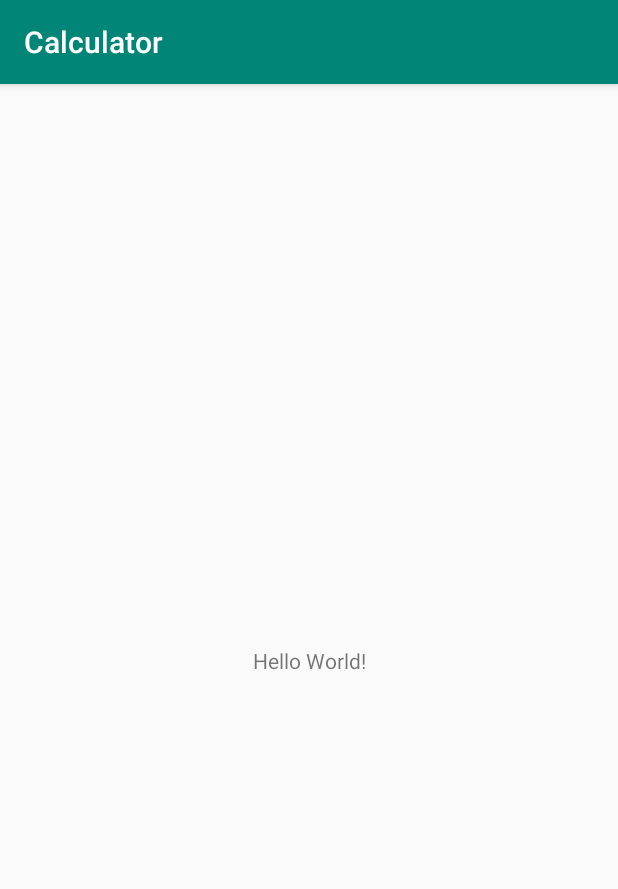
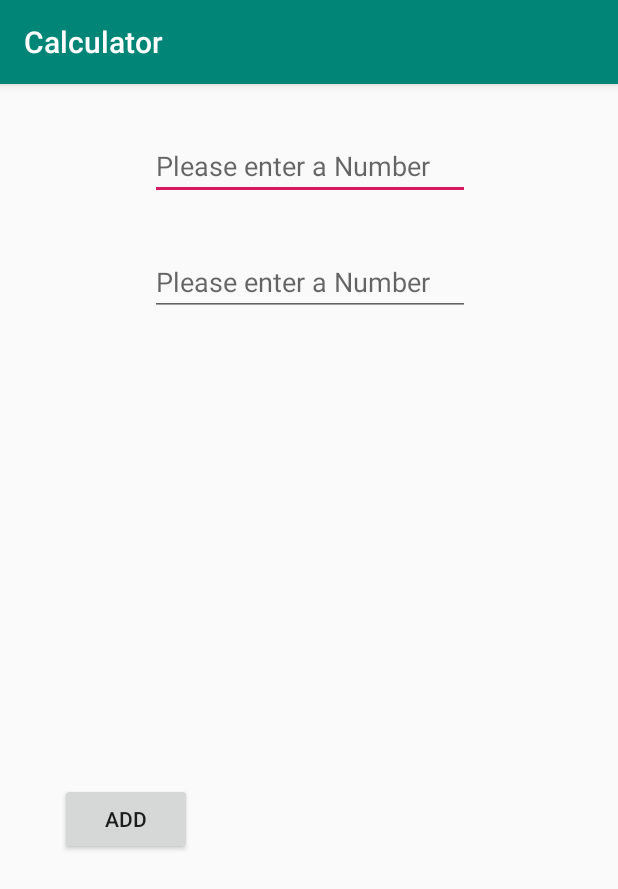
Before and after one commit to recursiveinfinity/Calculator, an Android app: the screen it shows after launch (MainActivity), on a phone screen of 412 x 824 dp. Shown: the top 889 px of the screen. Run offline under Robolectric (Android 15) with nearby library versions, the phone set to English and light mode, and no system bars.

Commit message:
Implemented Add function

```diff
--- a/app/src/main/java/com/example/sidd/calculator/MainActivity.java
+++ b/app/src/main/java/com/example/sidd/calculator/MainActivity.java
@@ -1,15 +1,55 @@
 package com.example.sidd.calculator;
 
+import android.support.constraint.ConstraintLayout;
 import android.support.v7.app.AppCompatActivity;
 import android.os.Bundle;
+import android.view.View;
+import android.widget.Button;
+import android.widget.EditText;
+import android.widget.TextView;
+import android.widget.Toast;
 
 public class MainActivity extends AppCompatActivity {
+
+    EditText etNumberOne;
+    EditText etNumberTwo;
+
+    Button btnAdd;
+
+    TextView tvResult;
 
     @Override
     protected void onCreate(Bundle savedInstanceState) {
         super.onCreate(savedInstanceState);
         setContentView(R.layout.activity_main);
 
-        String message = "Hello";
+        etNumberOne = findViewById(R.id.etNumberOne);
+        etNumberTwo = findViewById(R.id.etNumberTwo);
+
+        btnAdd = findViewById(R.id.btnAdd);
+
+        tvResult = findViewById(R.id.tvResult);
+
+        btnAdd.setOnClickListener(new View.OnClickListener() {
+            @Override
+            public void onClick(View v) {
+                String result = add(etNumberOne.getText().toString(),
+                        etNumberTwo.getText().toString());
+                tvResult.setText(result);
+            }
+        });
+
+    }
+
+    private String add(String numberOne, String numberTwo) {
+        if (numberOne.equals("") || numberTwo.isEmpty()) {
+            Toast.makeText(this, "Please enter a valid number",
+                    Toast.LENGTH_SHORT).show();
+            return null;
+        }
+        int a = Integer.parseInt(numberOne);
+        int b = Integer.parseInt(numberTwo);
+        int result = a + b;
+        return Integer.toString(result);
     }
 }
--- a/app/src/main/res/layout/activity_main.xml
+++ b/app/src/main/res/layout/activity_main.xml
@@ -6,13 +6,60 @@
     android:layout_height="match_parent"
     tools:context=".MainActivity">
 
-    <TextView
+    <EditText
+        android:id="@+id/etNumberOne"
         android:layout_width="wrap_content"
         android:layout_height="wrap_content"
-        android:text="Hello World!"
-        app:layout_constraintBottom_toBottomOf="parent"
-        app:layout_constraintLeft_toLeftOf="parent"
-        app:layout_constraintRight_toRightOf="parent"
+        android:layout_marginStart="8dp"
+        android:layout_marginTop="32dp"
+        android:layout_marginEnd="8dp"
+        android:ems="10"
+        android:inputType="number"
+        android:hint="@string/hint_number"
+        app:layout_constraintEnd_toEndOf="parent"
+        app:layout_constraintHorizontal_bias="0.503"
+        app:layout_constraintStart_toStartOf="parent"
         app:layout_constraintTop_toTopOf="parent" />
 
+    <EditText
+        android:id="@+id/etNumberTwo"
+        android:layout_width="wrap_content"
+        android:layout_height="wrap_content"
+        android:layout_marginStart="8dp"
+        android:layout_marginTop="32dp"
+        android:layout_marginEnd="8dp"
+        android:ems="10"
+        android:hint="@string/hint_number"
+        android:inputType="number"
+        app:layout_constraintEnd_toEndOf="parent"
+        app:layout_constraintHorizontal_bias="0.503"
+        app:layout_constraintStart_toStartOf="parent"
+        app:layout_constraintTop_toBottomOf="@+id/etNumberOne" />
+
+    <TextView
+        android:id="@+id/tvResult"
+        android:layout_width="wrap_content"
+        android:layout_height="wrap_content"
+        android:layout_marginStart="8dp"
+        android:layout_marginTop="8dp"
+        android:layout_marginEnd="8dp"
+        android:layout_marginBottom="8dp"
+        tools:text="TextView"
+        android:textSize="50sp"
+        android:textColor="@color/colorAccent"
+        android:textStyle="bold"
+        app:layout_constraintBottom_toBottomOf="parent"
+        app:layout_constraintEnd_toEndOf="parent"
+        app:layout_constraintStart_toStartOf="parent"
+        app:layout_constraintTop_toTopOf="parent" />
+
+    <Button
+        android:id="@+id/btnAdd"
+        android:layout_width="wrap_content"
+        android:layout_height="wrap_content"
+        android:layout_marginStart="40dp"
+        android:layout_marginTop="48dp"
+        android:text="@string/label_add"
+        app:layout_constraintStart_toStartOf="parent"
+        app:layout_constraintTop_toBottomOf="@+id/tvResult" />
 </android.support.constraint.ConstraintLayout>
--- a/app/src/main/res/values/strings.xml
+++ b/app/src/main/res/values/strings.xml
@@ -1,3 +1,5 @@
 <resources>
     <string name="app_name">Calculator</string>
+    <string name="hint_number">Please enter a Number</string>
+    <string name="label_add">Add</string>
 </resources>
```
